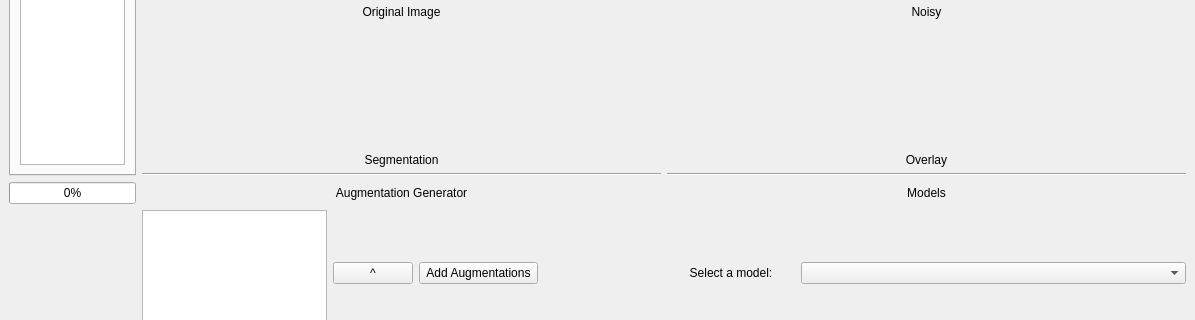
This is src/qt_designer_file/main_window_new.ui in rettholzapfel33/Noisey-image as Qt 5 draws it before an edit; both pictures show x 0 to 1195 and y 151 to 471 of the 1195 by 681 pixel window. The edited form follows.
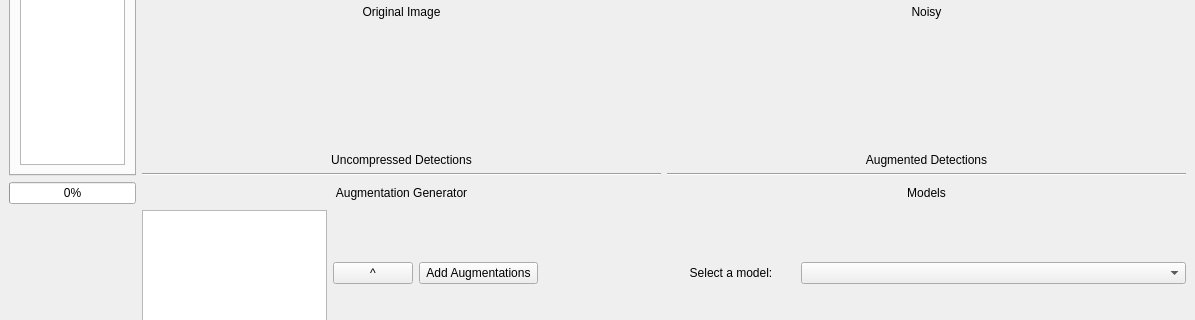
This is the edited form. Custom widgets are drawn as their Qt base class.

```diff
--- a/src/qt_designer_file/main_window_new.ui
+++ b/src/qt_designer_file/main_window_new.ui
@@ -79,7 +79,7 @@
           <item>
            <widget class="QLabel" name="label_10">
             <property name="text">
-             <string>Segmentation</string>
+             <string>Uncompressed Detections</string>
             </property>
             <property name="alignment">
              <set>Qt::AlignCenter</set>
@@ -302,7 +302,7 @@
           <item>
            <widget class="QLabel" name="label_11">
             <property name="text">
-             <string>Overlay</string>
+             <string>Augmented Detections</string>
             </property>
             <property name="alignment">
              <set>Qt::AlignCenter</set>
```
Left out of the diff: 2 changed lines with no effect on the pictures.
